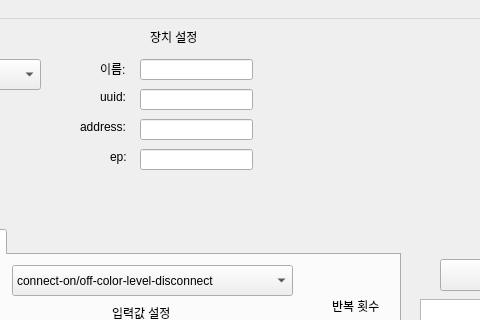
Old version of the form mainwindow_tab.ui in the repository ninima0323/TestGUI; both pictures show x 120 to 600 and y 0 to 320 of the 1077 by 677 pixel window.
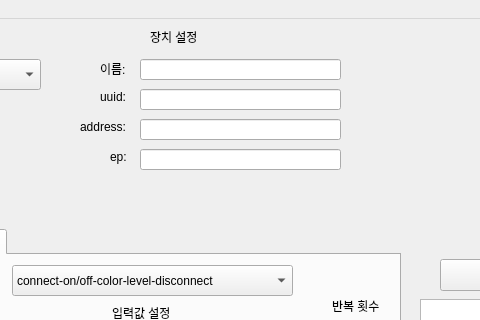
New version of the form.

Commit message: read device.json

What changed in the file:
```diff
--- a/mainwindow_tab.ui
+++ b/mainwindow_tab.ui
@@ -127,7 +127,7 @@
      <rect>
       <x>260</x>
       <y>40</y>
-      <width>113</width>
+      <width>201</width>
       <height>21</height>
      </rect>
     </property>
@@ -137,7 +137,7 @@
      <rect>
       <x>260</x>
       <y>70</y>
-      <width>113</width>
+      <width>201</width>
       <height>21</height>
      </rect>
     </property>
@@ -147,7 +147,7 @@
      <rect>
       <x>260</x>
       <y>100</y>
-      <width>113</width>
+      <width>201</width>
       <height>21</height>
      </rect>
     </property>
@@ -157,7 +157,7 @@
      <rect>
       <x>260</x>
       <y>130</y>
-      <width>113</width>
+      <width>201</width>
       <height>21</height>
      </rect>
     </property>
```
Left out of the diff: 24 changed lines with no effect on the pictures. The commit also changes 1 other file.
